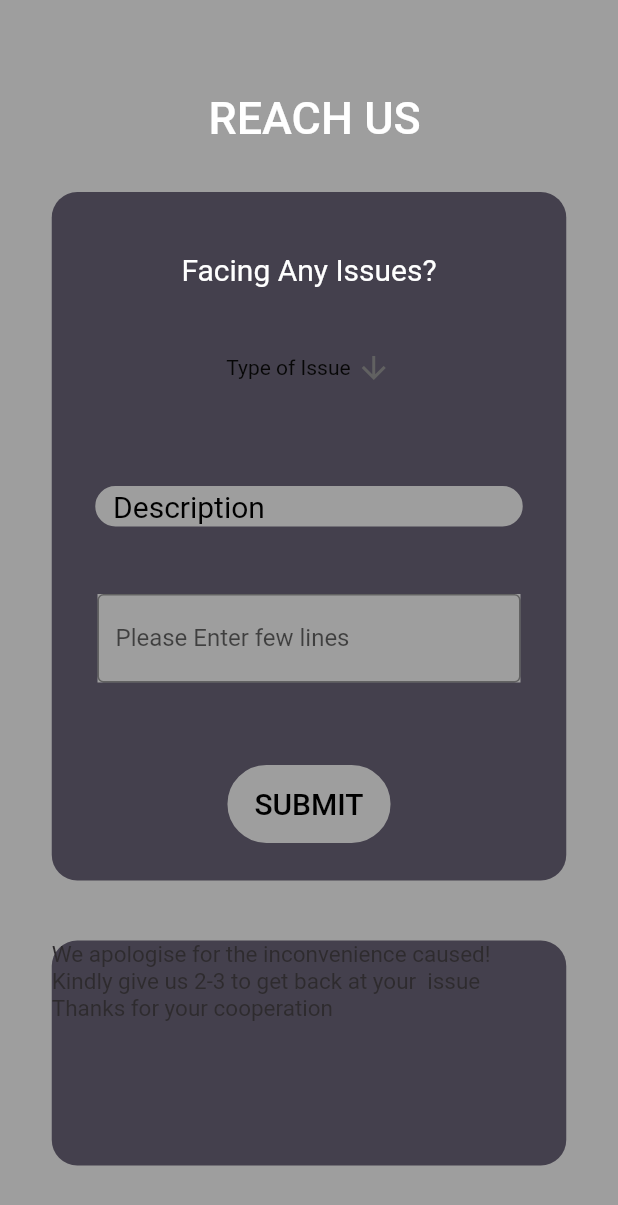
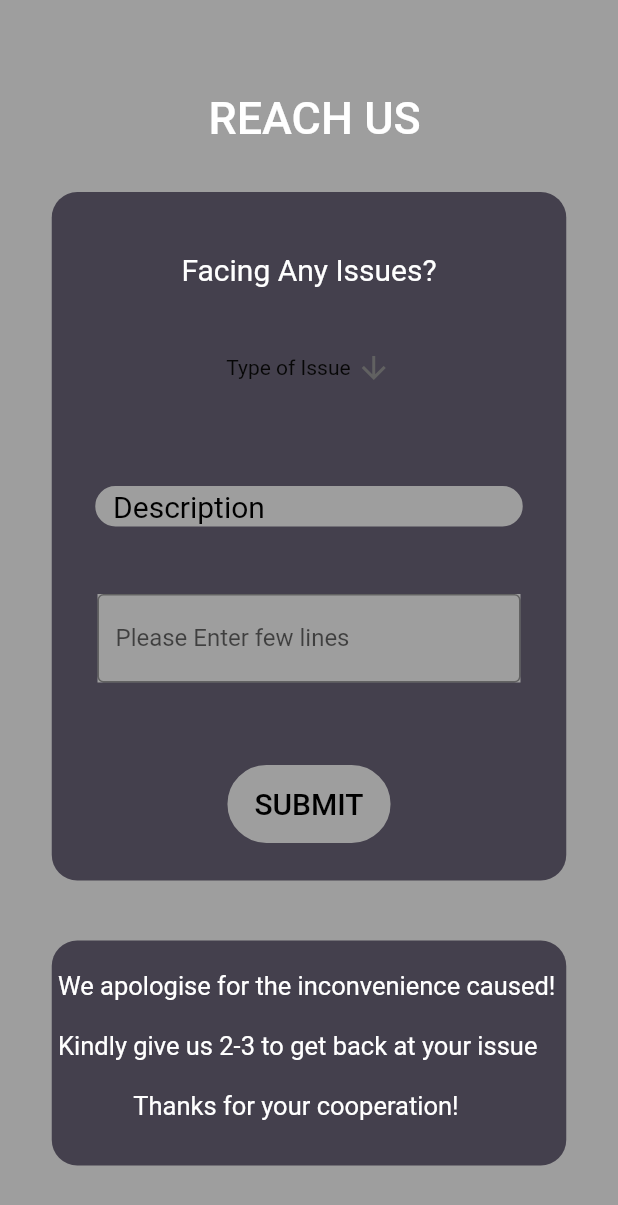
Before and after one commit to aishvi-g/ComplaintPage, a Flutter app: the screen it shows after launch, on a phone screen of 412 x 824 dp. Shown: the top 1205 px of the screen. Run offline on Flutter 3.47's test engine with Material 2 defaults, Android fonts, the phone set to English and light mode, and no system bars.

Commit message:
Update textbox.dart

```diff
--- a/lib/textbox.dart
+++ b/lib/textbox.dart
@@ -11,24 +11,31 @@ class TextBox extends StatelessWidget {
           crossAxisAlignment: CrossAxisAlignment.start,
           mainAxisSize: MainAxisSize.min,
           children: <Widget>[
+            SizedBox(width: 170, height: 20),
             Text(
-              'We apologise for the inconvenience caused!',
+              ' We apologise for the inconvenience caused!',
+              textAlign: TextAlign.center,
               style: TextStyle(
-                fontSize: 15,
-                color: Color.fromARGB(255, 46, 43, 46),
+                fontSize: 17,
+                color: Colors.white,
               ),
             ),
+            SizedBox(width: 170, height: 20),
             Text(
-              'Kindly give us 2-3 to get back at your  issue',
+              ' Kindly give us 2-3 to get back at your issue',
+              textAlign: TextAlign.center,
               style: TextStyle(
-                fontSize: 15,
-                color: Color.fromARGB(255, 46, 43, 46),
+                fontSize: 17,
+                color: Colors.white,
               ),
             ),
-            Text('Thanks for your cooperation',
-            style: TextStyle(
-                fontSize: 15,
-                color: Color.fromARGB(255, 46, 43, 46),
+            SizedBox(width: 170, height: 20),
+            Text(
+              '             Thanks for your cooperation!',
+              textAlign: TextAlign.center,
+              style: TextStyle(
+                fontSize: 17,
+                color: Colors.white,
               ),
             ),
           ]);
```
